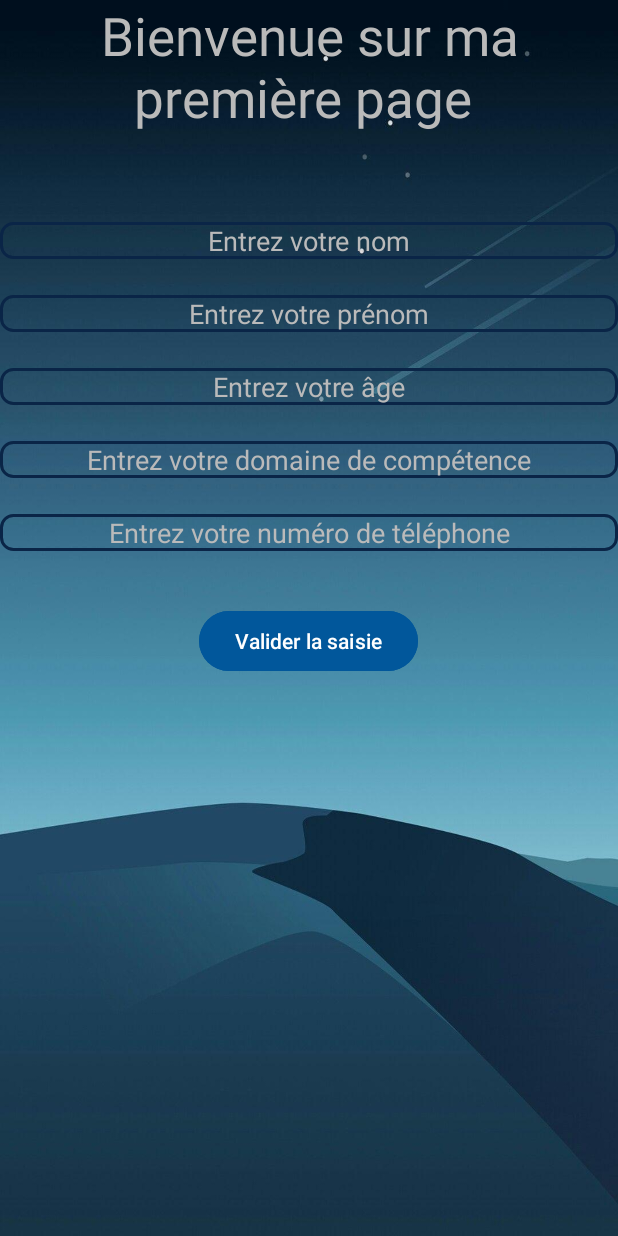
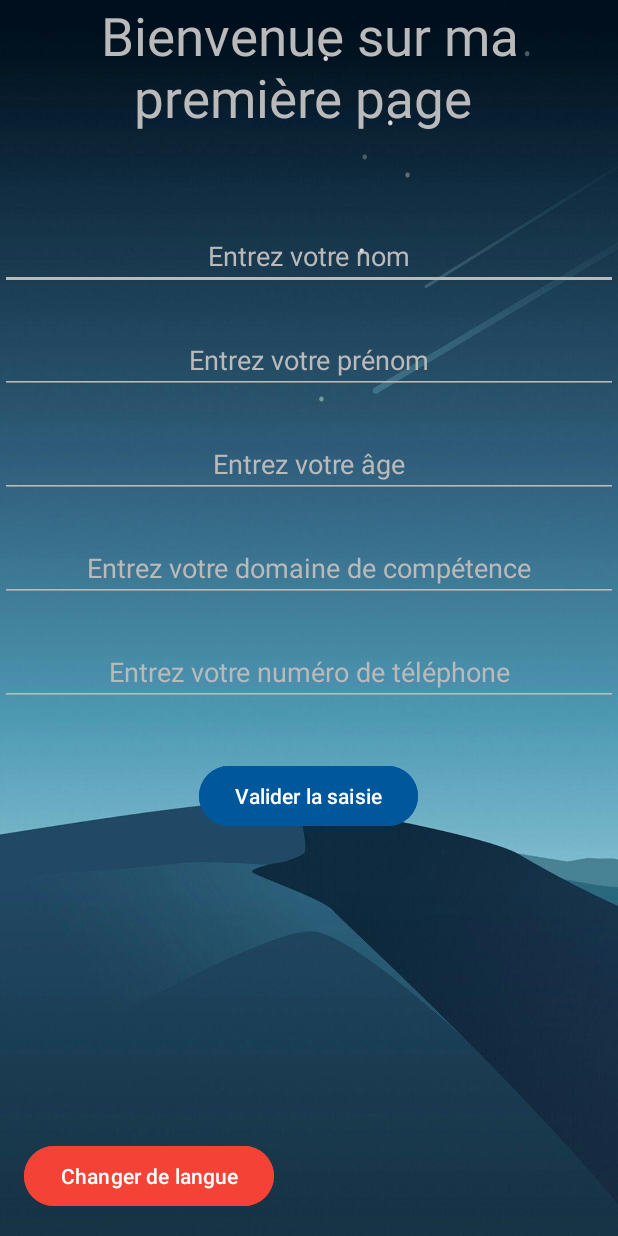
Before and after one commit to AdaamD/CallApp, an Android app: the screen it shows after launch (MainActivity), on a phone screen of 412 x 824 dp. Run offline under Robolectric (Android 15) with nearby library versions, the light colour scheme and no system bars.

Commit message:
Ajout de bouton changement langue

```diff
--- a/TP1/app/src/main/java/com/example/tp1/MainActivity.java
+++ b/TP1/app/src/main/java/com/example/tp1/MainActivity.java
@@ -3,6 +3,8 @@ package com.example.tp1;
 import androidx.appcompat.app.AlertDialog;
 import androidx.appcompat.app.AppCompatActivity;
 
+import android.content.res.Configuration;
+import android.content.res.Resources;
 import android.graphics.drawable.Drawable;
 import android.os.Bundle;
 import android.view.View;
@@ -10,6 +12,8 @@ import android.widget.Button;
 import android.widget.EditText;
 import android.widget.TextView;
 import android.widget.Toast;
+
+import java.util.Locale;
 
 public class MainActivity extends AppCompatActivity {
 
@@ -19,6 +23,8 @@ public class MainActivity extends AppCompatActivity {
     private EditText domaineEditText;
     private EditText telephoneEditText;
     private TextView resumeTextView;
+
+
 
     @Override
     protected void onCreate(Bundle savedInstanceState) {
@@ -32,6 +38,7 @@ public class MainActivity extends AppCompatActivity {
         telephoneEditText = findViewById(R.id.telephoneEditText);
         resumeTextView = findViewById(R.id.resumeTextView);
 
+        //Button submit est cliqué
         Button submitButton = findViewById(R.id.butonSubmit);
 
         submitButton.setOnClickListener(new View.OnClickListener() {
@@ -41,6 +48,18 @@ public class MainActivity extends AppCompatActivity {
             }
 
         });
+
+        //Button de changement de langue est cliqué
+        Button changeLanguageButton = findViewById(R.id.changeLanguageButton);
+
+        changeLanguageButton.setOnClickListener(new View.OnClickListener() {
+            @Override
+            public void onClick(View view) {
+                // Changez la langue ici
+                changerLangue();
+            }
+        });
+
     }
 
     private void submitForm() {
@@ -70,4 +89,31 @@ public class MainActivity extends AppCompatActivity {
 
         dialog.show();
     }
+
+    // Méthode pour changer la langue de l'application
+    private void changerLangue() {
+        // Récupérer la langue actuelle
+        String currentLanguage = getResources().getConfiguration().locale.getLanguage();
+
+        // Changer la langue
+        if (currentLanguage.equals("en")) {
+            setLocale("fr"); // Changer en français
+        } else {
+            setLocale("en"); // Changer en anglais
+        }
+
+        // Redémarrer l'activité pour appliquer les changements de langue
+        recreate();
+    }
+
+    // Méthode pour définir la langue de l'application
+    private void setLocale(String lang) {
+        Locale locale = new Locale(lang);
+        Locale.setDefault(locale);
+        Configuration config = new Configuration();
+        config.locale = locale;
+        getResources().updateConfiguration(config, getResources().getDisplayMetrics());
+    }
+
+
 }
--- a/TP1/app/src/main/res/drawable/dialog_background.xml
+++ b/TP1/app/src/main/res/drawable/dialog_background.xml
@@ -1,7 +1,7 @@
 <shape xmlns:android="http://schemas.android.com/apk/res/android"
     android:shape="rectangle">
     <corners android:radius="8dp" />
-    <solid android:color="@color/grey" /> <!-- Couleur de fond de la boîte de dialogue -->
+    <solid android:color="#FDE1E0E0" /> <!-- Couleur de fond de la boîte de dialogue -->
     <corners android:radius="20dp" /> <!-- Rayon des coins arrondis -->
 
 </shape>
--- a/TP1/app/src/main/res/layout/activity_main.xml
+++ b/TP1/app/src/main/res/layout/activity_main.xml
@@ -5,91 +5,95 @@
     xmlns:app="http://schemas.android.com/apk/res-auto"
     xmlns:tools="http://schemas.android.com/tools"
     android:layout_width="match_parent"
+    android:layout_height="match_parent"
     android:background="@drawable/bluesky_back"
-    android:layout_height="match_parent"
     tools:context=".MainActivity">
 
     <TextView
         android:id="@+id/Titre"
         android:layout_width="wrap_content"
         android:layout_height="wrap_content"
+        android:gravity="center"
         android:text="Bienvenue sur ma première page "
-        android:textSize="35sp"        android:textColor="@color/grey"
-        android:gravity="center"
         android:textAppearance="@style/TextAppearance.AppCompat.Large"
+        android:textColor="@color/grey"
+        android:textSize="35sp"
         app:layout_constraintEnd_toEndOf="parent"
         app:layout_constraintStart_toStartOf="parent"
         app:layout_constraintTop_toTopOf="parent"
         app:layout_constraintVertical_bias="0.0" />
 
 
-
-    <EditText
+    <com.google.android.material.textfield.TextInputEditText
         android:id="@+id/nomEditText"
         android:layout_width="0dp"
         android:layout_height="wrap_content"
         android:layout_marginTop="148dp"
-        android:background="@drawable/text_view"
+        android:gravity="center"
         android:hint="@string/nom"
+        android:textColor="@color/grey"
         android:textColorHint="@color/grey"
-        android:gravity="center"
+        app:backgroundTint="@color/grey"
         app:layout_constraintEnd_toEndOf="parent"
         app:layout_constraintHorizontal_bias="0.0"
         app:layout_constraintStart_toStartOf="parent"
         app:layout_constraintTop_toTopOf="parent" />
 
-    <EditText
+    <com.google.android.material.textfield.TextInputEditText
         android:id="@+id/prenomEditText"
         android:layout_width="0dp"
         android:layout_height="wrap_content"
         android:layout_marginTop="24dp"
-        android:background="@drawable/text_view"
+        android:gravity="center"
         android:hint="@string/prenom"
+        android:textColor="@color/grey"
         android:textColorHint="@color/grey"
-        android:gravity="center"
+        app:backgroundTint="@color/grey"
         app:layout_constraintEnd_toEndOf="parent"
         app:layout_constraintStart_toStartOf="parent"
         app:layout_constraintTop_toBottomOf="@id/nomEditText"
         app:layout_constraintVertical_bias="0.0" />
 
-    <EditText
+    <com.google.android.material.textfield.TextInputEditText
         android:id="@+id/ageEditText"
         android:layout_width="0dp"
         android:layout_height="wrap_content"
         android:layout_marginTop="24dp"
-        android:background="@drawable/text_view"
+        android:gravity="center"
         android:hint="@string/age"
+        android:textColor="@color/grey"
         android:textColorHint="@color/grey"
-        android:gravity="center"
+        app:backgroundTint="@color/grey"
         app:layout_constraintEnd_toEndOf="parent"
         app:layout_constraintStart_toStartOf="parent"
         app:layout_constraintTop_toBottomOf="@id/prenomEditText"
         app:layout_constraintVertical_bias="0.0" />
 
-    <EditText
+    <com.google.android.material.textfield.TextInputEditText
         android:id="@+id/domaineEditText"
         android:layout_width="0dp"
         android:layout_height="wrap_content"
-        android:background="@drawable/text_view"
-
         android:layout_marginTop="24dp"
+        android:gravity="center"
         android:hint="@string/domaine"
+        android:textColor="@color/grey"
         android:textColorHint="@color/grey"
-        android:gravity="center"
+        app:backgroundTint="@color/grey"
         app:layout_constraintEnd_toEndOf="parent"
         app:layout_constraintStart_toStartOf="parent"
         app:layout_constraintTop_toBottomOf="@id/ageEditText"
         app:layout_constraintVertical_bias="0.0" />
 
-    <EditText
+    <com.google.android.material.textfield.TextInputEditText
         android:id="@+id/telephoneEditText"
         android:layout_width="0dp"
         android:layout_height="wrap_content"
         android:layout_marginTop="24dp"
-        android:background="@drawable/text_view"
+        android:gravity="center"
         android:hint="@string/telephone"
+        android:textColor="@color/grey"
         android:textColorHint="@color/grey"
-        android:gravity="center"
+        app:backgroundTint="@color/grey"
         app:layout_constraintEnd_toEndOf="parent"
         app:layout_constraintStart_toStartOf="parent"
         app:layout_constraintTop_toBottomOf="@id/domaineEditText"
@@ -111,15 +115,29 @@
         android:id="@+id/resumeTextView"
         android:layout_width="wrap_content"
         android:layout_height="wrap_content"
+        android:backgroundTint="@color/blue"
         android:padding="16dp"
         android:textColor="@color/black"
         android:textSize="18sp"
         android:visibility="gone"
-        android:backgroundTint="@color/blue"
         app:layout_constraintEnd_toEndOf="parent"
         app:layout_constraintHorizontal_bias="0.038"
         app:layout_constraintStart_toStartOf="parent"
         app:layout_constraintTop_toBottomOf="@id/butonSubmit" />
 
 
+    <!-- Exemple de bouton pour changer de langue -->
+    <Button
+        android:id="@+id/changeLanguageButton"
+        android:layout_width="wrap_content"
+        android:layout_height="wrap_content"
+        android:layout_marginStart="16dp"
+        android:layout_marginBottom="16dp"
+        android:onClick="changerLangue"
+        android:backgroundTint="@color/orange"
+        android:text="Changer de langue"
+        app:layout_constraintBottom_toBottomOf="parent"
+        app:layout_constraintStart_toStartOf="parent" />
+
+
 </androidx.constraintlayout.widget.ConstraintLayout>
--- a/TP1/app/src/main/res/values/strings.xml
+++ b/TP1/app/src/main/res/values/strings.xml
@@ -1,8 +1,8 @@
 <resources>
-    <string name="app_name">TP1</string>
-    <string name="nom"> Entrez votre nom </string>
-    <string name="prenom"> Entrez votre prénom</string>
-    <string name="age"> Entrez votre âge </string>
-    <string name="domaine"> Entrez votre domaine de compétence</string>
-    <string name="telephone"> Entrez votre numéro de téléphone </string>
+    <string name="app_name" translatable="false">TP1</string>
+    <string name="nom">Entrez votre nom</string>
+    <string name="prenom">Entrez votre prénom</string>
+    <string name="age">Entrez votre âge</string>
+    <string name="domaine">Entrez votre domaine de compétence</string>
+    <string name="telephone">Entrez votre numéro de téléphone</string>
 </resources>
```
Also changed, not shown: 1 other file.
